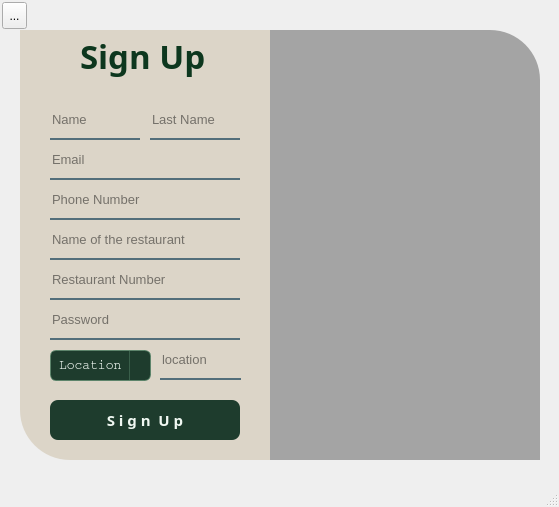
Old version of the form IUTFoodClient/loginwindow.ui in the repository azita121/IUTFood-Project.
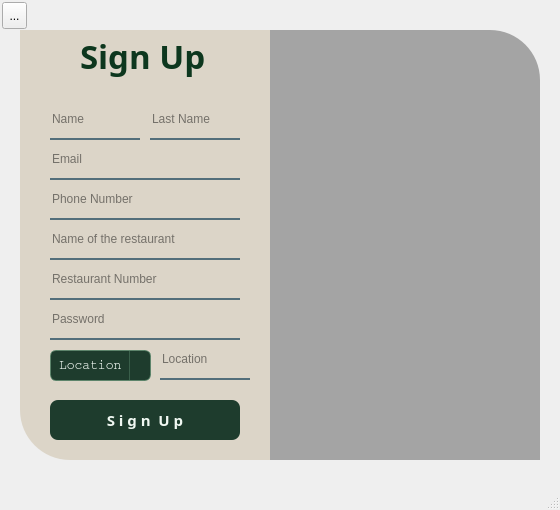
New version of the form. The open tabs and pages were chosen to show the change. Icons and pictures are not drawn.

What changed in the file:
```diff
--- a/IUTFoodClient/loginwindow.ui
+++ b/IUTFoodClient/loginwindow.ui
@@ -6,9 +6,15 @@
    <rect>
     <x>0</x>
     <y>0</y>
+    <width>560</width>
+    <height>510</height>
+   </rect>
+  </property>
+  <property name="minimumSize">
+   <size>
     <width>559</width>
     <height>507</height>
-   </rect>
+   </size>
   </property>
   <property name="windowTitle">
    <string>logInWindow</string>
@@ -949,115 +955,6 @@
        <string>Sign Up</string>
       </property>
      </widget>
-     <widget class="QLineEdit" name="lineEdit_8">
-      <property name="geometry">
-       <rect>
-        <x>50</x>
-        <y>120</y>
-        <width>90</width>
-        <height>40</height>
-       </rect>
-      </property>
-      <property name="font">
-       <font>
-        <pointsize>10</pointsize>
-       </font>
-      </property>
-      <property name="styleSheet">
-       <string notr="true">background-color:rgba(0, 0, 0, 0);
-border:none;
-border-bottom:2px solid rgba(46, 82, 101, 200);
-color:rgba(0, 0, 0, 240);</string>
-      </property>
-      <property name="text">
-       <string/>
-      </property>
-      <property name="placeholderText">
-       <string>Name</string>
-      </property>
-     </widget>
-     <widget class="QLineEdit" name="lineEdit_17">
-      <property name="geometry">
-       <rect>
-        <x>150</x>
-        <y>120</y>
-        <width>90</width>
-        <height>40</height>
-       </rect>
-      </property>
-      <property name="font">
-       <font>
-        <pointsize>10</pointsize>
-       </font>
-      </property>
-      <property name="styleSheet">
-       <string notr="true">background-color:rgba(0, 0, 0, 0);
-border:none;
-border-bottom:2px solid rgba(46, 82, 101, 200);
-color:rgba(0, 0, 0, 240);</string>
-      </property>
-      <property name="text">
-       <string/>
-      </property>
-      <property name="placeholderText">
-       <string>Last Name</string>
-      </property>
-     </widget>
-     <widget class="QLineEdit" name="lineEdit_18">
-      <property name="geometry">
-       <rect>
-        <x>50</x>
-        <y>160</y>
-        <width>190</width>
-        <height>40</height>
-       </rect>
-      </property>
-      <property name="font">
-       <font>
-        <pointsize>10</pointsize>
-       </font>
-      </property>
-      <property name="styleSheet">
-       <string notr="true">background-color:rgba(0, 0, 0, 0);
-border:none;
-border-bottom:2px solid rgba(46, 82, 101, 200);
-color:rgba(0, 0, 0, 240);
-</string>
-      </property>
-      <property name="text">
-       <string/>
-      </property>
-      <property name="placeholderText">
-       <string>Email</string>
-      </property>
-     </widget>
-     <widget class="QLineEdit" name="lineEdit_19">
-      <property name="geometry">
-       <rect>
-        <x>50</x>
-        <y>200</y>
-        <width>190</width>
-        <height>40</height>
-       </rect>
-      </property>
-      <property name="font">
-       <font>
-        <pointsize>10</pointsize>
-       </font>
-      </property>
-      <property name="styleSheet">
-       <string notr="true">background-color:rgba(0, 0, 0, 0);
-border:none;
-border-bottom:2px solid rgba(46, 82, 101, 200);
-color:rgba(0, 0, 0, 240);</string>
-      </property>
-      <property name="text">
-       <string/>
-      </property>
-      <property name="placeholderText">
-       <string>Phone Number</string>
-      </property>
-     </widget>
      <widget class="QComboBox" name="comboBox_3">
       <property name="geometry">
        <rect>
@@ -1331,19 +1228,58 @@
        <string/>
       </property>
      </widget>
-     <widget class="QLineEdit" name="lineEdit_24">
+     <widget class="QLineEdit" name="lineEdit_8">
       <property name="geometry">
        <rect>
         <x>50</x>
-        <y>240</y>
+        <y>110</y>
+        <width>90</width>
+        <height>40</height>
+       </rect>
+      </property>
+      <property name="styleSheet">
+       <string notr="true">background-color:rgba(0, 0, 0, 0);
+border:none;
+border-bottom:2px solid rgba(46, 82, 101, 200);
+color:rgba(0, 0, 0, 240);</string>
+      </property>
+      <property name="placeholderText">
+       <string>Name</string>
+      </property>
+     </widget>
+     <widget class="QLineEdit" name="lineEdit_11">
+      <property name="geometry">
+       <rect>
+        <x>150</x>
+        <y>110</y>
+        <width>90</width>
+        <height>40</height>
+       </rect>
+      </property>
+      <property name="styleSheet">
+       <string notr="true">background-color:rgba(0, 0, 0, 0);
+border:none;
+border-bottom:2px solid rgba(46, 82, 101, 200);
+color:rgba(0, 0, 0, 240);</string>
+      </property>
+      <property name="placeholderText">
+       <string>Last Name</string>
+      </property>
+     </widget>
+     <widget class="QLineEdit" name="lineEdit_12">
+      <property name="geometry">
+       <rect>
+        <x>50</x>
+        <y>150</y>
         <width>190</width>
         <height>40</height>
        </rect>
       </property>
-      <property name="font">
-       <font>
-        <pointsize>10</pointsize>
-       </font>
+      <property name="styleSheet">
+       <string notr="true">background-color:rgba(0, 0, 0, 0);
+border:none;
+border-bottom:2px solid rgba(46, 82, 101, 200);
+color:rgba(0, 0, 0, 240);</string>
       </property>
       <property name="styleSheet">
        <string notr="true">background-color:rgba(0, 0, 0, 0);
@@ -1351,8 +1287,24 @@
 border-bottom:2px solid rgba(46, 82, 101, 200);
 color:rgba(0, 0, 0, 240);</string>
       </property>
-      <property name="text">
-       <string/>
+      <property name="placeholderText">
+       <string>Phone Number</string>
+      </property>
+     </widget>
+     <widget class="QLineEdit" name="lineEdit_14">
+      <property name="geometry">
+       <rect>
+        <x>50</x>
+        <y>230</y>
+        <width>190</width>
+        <height>40</height>
+       </rect>
+      </property>
+      <property name="styleSheet">
+       <string notr="true">background-color:rgba(0, 0, 0, 0);
+border:none;
+border-bottom:2px solid rgba(46, 82, 101, 200);
+color:rgba(0, 0, 0, 240);</string>
       </property>
       <property name="placeholderText">
        <string>Password</string>
@@ -1447,169 +1399,6 @@
        <string>Sign Up</string>
       </property>
      </widget>
-     <widget class="QLineEdit" name="lineEdit_3">
-      <property name="geometry">
-       <rect>
-        <x>50</x>
-        <y>100</y>
-        <width>90</width>
-        <height>40</height>
-       </rect>
-      </property>
-      <property name="font">
-       <font>
-        <pointsize>10</pointsize>
-       </font>
-      </property>
-      <property name="styleSheet">
-       <string notr="true">background-color:rgba(0, 0, 0, 0);
-border:none;
-border-bottom:2px solid rgba(46, 82, 101, 200);
-color:rgba(0, 0, 0, 240);</string>
-      </property>
-      <property name="text">
-       <string/>
-      </property>
-      <property name="placeholderText">
-       <string>Name</string>
-      </property>
-     </widget>
-     <widget class="QLineEdit" name="lineEdit_4">
-      <property name="geometry">
-       <rect>
-        <x>150</x>
-        <y>100</y>
-        <width>90</width>
-        <height>40</height>
-       </rect>
-      </property>
-      <property name="font">
-       <font>
-        <pointsize>10</pointsize>
-       </font>
-      </property>
-      <property name="styleSheet">
-       <string notr="true">background-color:rgba(0, 0, 0, 0);
-border:none;
-border-bottom:2px solid rgba(46, 82, 101, 200);
-color:rgba(0, 0, 0, 240);</string>
-      </property>
-      <property name="text">
-       <string/>
-      </property>
-      <property name="placeholderText">
-       <string>Last Name</string>
-      </property>
-     </widget>
-     <widget class="QLineEdit" name="lineEdit_5">
-      <property name="geometry">
-       <rect>
-        <x>50</x>
-        <y>140</y>
-        <width>190</width>
-        <height>40</height>
-       </rect>
-      </property>
-      <property name="font">
-       <font>
-        <pointsize>10</pointsize>
-       </font>
-      </property>
-      <property name="styleSheet">
-       <string notr="true">background-color:rgba(0, 0, 0, 0);
-border:none;
-border-bottom:2px solid rgba(46, 82, 101, 200);
-color:rgba(0, 0, 0, 240);</string>
-      </property>
-      <property name="text">
-       <string/>
-      </property>
-      <property name="placeholderText">
-       <string>Email</string>
-      </property>
-     </widget>
-     <widget class="QLineEdit" name="lineEdit">
-      <property name="geometry">
-       <rect>
-        <x>50</x>
-        <y>180</y>
-        <width>190</width>
-        <height>40</height>
-       </rect>
-      </property>
-      <property name="font">
-       <font>
-        <pointsize>10</pointsize>
-       </font>
-      </property>
-      <property name="styleSheet">
-       <string notr="true">background-color:rgba(0, 0, 0, 0);
-border:none;
-border-bottom:2px solid rgba(46, 82, 101, 200);
-color:rgba(0, 0, 0, 240);</string>
-      </property>
-      <property name="text">
-       <string/>
-      </property>
-      <property name="placeholderText">
-       <string>Phone Number</string>
-      </property>
-     </widget>
-     <widget class="QLineEdit" name="lineEdit_2">
-      <property name="geometry">
-       <rect>
-        <x>50</x>
-        <y>220</y>
-        <width>190</width>
-        <height>40</height>
-       </rect>
-      </property>
-      <property name="font">
-       <font>
-        <pointsize>10</pointsize>
-       </font>
-      </property>
-      <property name="styleSheet">
-       <string notr="true">background-color:rgba(0, 0, 0, 0);
-border:none;
-border-bottom:2px solid rgba(46, 82, 101, 200);
-color:rgba(0, 0, 0, 240);
-</string>
-      </property>
-      <property name="text">
-       <string/>
-      </property>
-      <property name="placeholderText">
-       <string>Name of the restaurant</string>
-      </property>
-     </widget>
-     <widget class="QLineEdit" name="lineEdit_6">
-      <property name="geometry">
-       <rect>
-        <x>50</x>
-        <y>260</y>
-        <width>190</width>
-        <height>40</height>
-       </rect>
-      </property>
-      <property name="font">
-       <font>
-        <pointsize>10</pointsize>
-       </font>
-      </property>
-      <property name="styleSheet">
-       <string notr="true">background-color:rgba(0, 0, 0, 0);
-border:none;
-border-bottom:2px solid rgba(46, 82, 101, 200);
-color:rgba(0, 0, 0, 240);</string>
-      </property>
-      <property name="text">
-       <string/>
-      </property>
-      <property name="placeholderText">
-       <string>Restaurant Number</string>
-      </property>
-     </widget>
      <widget class="QComboBox" name="comboBox">
       <property name="geometry">
        <rect>
@@ -1805,33 +1594,6 @@
        <string>S i g n  U p</string>
       </property>
      </widget>
-     <widget class="QLineEdit" name="lineEdit_7">
-      <property name="geometry">
-       <rect>
-        <x>160</x>
-        <y>340</y>
-        <width>81</width>
-        <height>40</height>
-       </rect>
-      </property>
-      <property name="font">
-       <font>
-        <pointsize>10</pointsize>
-       </font>
-      </property>
-      <property name="styleSheet">
-       <string notr="true">background-color:rgba(0, 0, 0, 0);
-border:none;
-border-bottom:2px solid rgba(46, 82, 101, 200);
-color:rgba(0, 0, 0, 240);</string>
-      </property>
-      <property name="text">
-       <string/>
-      </property>
-      <property name="placeholderText">
-       <string>location</string>
-      </property>
-     </widget>
      <widget class="QToolButton" name="Ownerback">
       <property name="geometry">
        <rect>
@@ -1853,29 +1615,154 @@
       <property name="geometry">
        <rect>
         <x>50</x>
+        <y>100</y>
+        <width>90</width>
+        <height>40</height>
+       </rect>
+      </property>
+      <property name="styleSheet">
+       <string notr="true">background-color:rgba(0, 0, 0, 0);
+border:none;
+border-bottom:2px solid rgba(46, 82, 101, 200);
+color:rgba(0, 0, 0, 240);</string>
+      </property>
+      <property name="placeholderText">
+       <string>Name</string>
+      </property>
+     </widget>
+     <widget class="QLineEdit" name="lineEdit_16">
+      <property name="geometry">
+       <rect>
+        <x>150</x>
+        <y>100</y>
+        <width>90</width>
+        <height>40</height>
+       </rect>
+      </property>
+      <property name="styleSheet">
+       <string notr="true">background-color:rgba(0, 0, 0, 0);
+border:none;
+border-bottom:2px solid rgba(46, 82, 101, 200);
+color:rgba(0, 0, 0, 240);</string>
+      </property>
+      <property name="placeholderText">
+       <string>Last Name</string>
+      </property>
+     </widget>
+     <widget class="QLineEdit" name="lineEdit_17">
+      <property name="geometry">
+       <rect>
+        <x>50</x>
+        <y>140</y>
+        <width>190</width>
+        <height>40</height>
+       </rect>
+      </property>
+      <property name="styleSheet">
+       <string notr="true">background-color:rgba(0, 0, 0, 0);
+border:none;
+border-bottom:2px solid rgba(46, 82, 101, 200);
+color:rgba(0, 0, 0, 240);</string>
+      </property>
+      <property name="placeholderText">
+       <string>Email</string>
+      </property>
+     </widget>
+     <widget class="QLineEdit" name="lineEdit_18">
+      <property name="geometry">
+       <rect>
+        <x>50</x>
+        <y>180</y>
+        <width>190</width>
+        <height>40</height>
+       </rect>
+      </property>
+      <property name="styleSheet">
+       <string notr="true">background-color:rgba(0, 0, 0, 0);
+border:none;
+border-bottom:2px solid rgba(46, 82, 101, 200);
+color:rgba(0, 0, 0, 240);</string>
+      </property>
+      <property name="placeholderText">
+       <string>Phone Number</string>
+      </property>
+     </widget>
+     <widget class="QLineEdit" name="lineEdit_19">
+      <property name="geometry">
+       <rect>
+        <x>50</x>
+        <y>220</y>
+        <width>190</width>
+        <height>40</height>
+       </rect>
+      </property>
+      <property name="styleSheet">
+       <string notr="true">background-color:rgba(0, 0, 0, 0);
+border:none;
+border-bottom:2px solid rgba(46, 82, 101, 200);
+color:rgba(0, 0, 0, 240);</string>
+      </property>
+      <property name="placeholderText">
+       <string>Name of the restaurant</string>
+      </property>
+     </widget>
+     <widget class="QLineEdit" name="lineEdit_20">
+      <property name="geometry">
+       <rect>
+        <x>50</x>
+        <y>260</y>
+        <width>190</width>
+        <height>40</height>
+       </rect>
+      </property>
+      <property name="styleSheet">
+       <string notr="true">background-color:rgba(0, 0, 0, 0);
+border:none;
+border-bottom:2px solid rgba(46, 82, 101, 200);
+color:rgba(0, 0, 0, 240);</string>
+      </property>
+      <property name="placeholderText">
+       <string>Restaurant Number</string>
+      </property>
+     </widget>
+     <widget class="QLineEdit" name="lineEdit_24">
+      <property name="geometry">
+       <rect>
+        <x>50</x>
         <y>300</y>
         <width>190</width>
         <height>40</height>
        </rect>
       </property>
-      <property name="font">
-       <font>
-        <pointsize>10</pointsize>
-       </font>
-      </property>
       <property name="styleSheet">
        <string notr="true">background-color:rgba(0, 0, 0, 0);
 border:none;
 border-bottom:2px solid rgba(46, 82, 101, 200);
 color:rgba(0, 0, 0, 240);</string>
       </property>
-      <property name="text">
-       <string/>
-      </property>
       <property name="placeholderText">
        <string>Password</string>
       </property>
      </widget>
+     <widget class="QLineEdit" name="lineEdit_25">
+      <property name="geometry">
+       <rect>
+        <x>160</x>
+        <y>340</y>
+        <width>90</width>
+        <height>40</height>
+       </rect>
+      </property>
+      <property name="styleSheet">
+       <string notr="true">background-color:rgba(0, 0, 0, 0);
+border:none;
+border-bottom:2px solid rgba(46, 82, 101, 200);
+color:rgba(0, 0, 0, 240);</string>
+      </property>
+      <property name="placeholderText">
+       <string>Location</string>
+      </property>
+     </widget>
     </widget>
    </widget>
   </widget>
```
Left out of the diff: 337 changed lines with no effect on the pictures.
